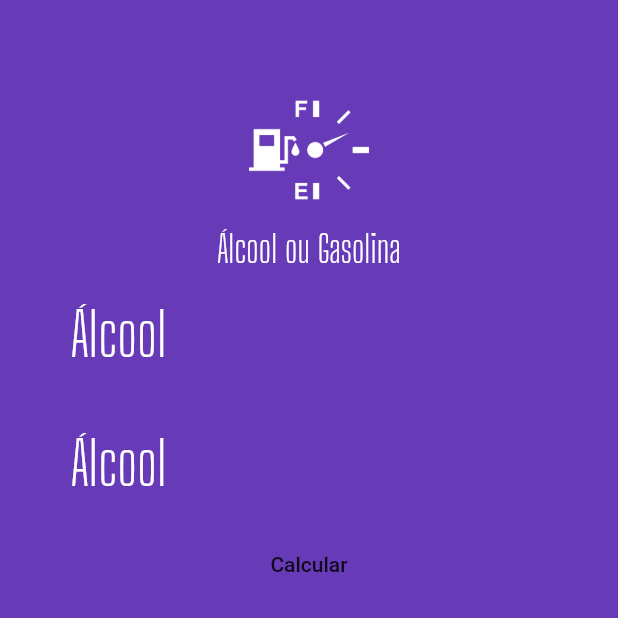
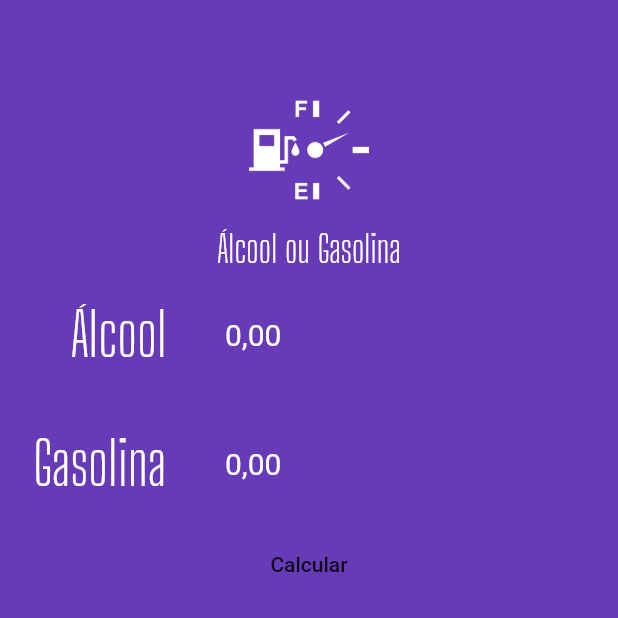
Before and after one commit to viniciusmorgado/alg, a Flutter app: the screen it shows after launch, on a phone screen of 412 x 824 dp, the top half of it. Run offline on Flutter 3.47's test engine with Material 2 defaults, Android fonts, the phone set to English and light mode, and no system bars; our stand-ins replace flutter_masked_text.

Commit message:
update controller widget of TextFormField

```diff
--- a/lib/widgets/input.widget.dart
+++ b/lib/widgets/input.widget.dart
@@ -1,6 +1,18 @@
 import 'package:flutter/material.dart';
+import 'package:flutter_masked_text/flutter_masked_text.dart';
 
 class Input extends StatelessWidget {
+  // O trecho a seguir serve para repassarmos informações para nossos widgets.
+  var label = "";
+  // Variavel control que recebe como valor o nosso método MoneyMaskedTextController() para gasolina
+  var ctrl = new MoneyMaskedTextController();
+
+  // Consultor da classe input, o parametro @required é o que definira as informações que devem ser passadas a função sempre que ele foi requisitado, ex: Input(Label: "Álcool", ctrl:"_gasCtrl");
+  Input({
+    @required this.label,
+    @required this.ctrl,
+  });
+
   @override
   Widget build(BuildContext context) {
     return Row(
@@ -13,7 +25,7 @@ class Input extends StatelessWidget {
           decoration: BoxDecoration(
               border: Border.all(color: Theme.of(context).primaryColor)),
           child: Text(
-            "Álcool",
+            label,
             style: TextStyle(
               color: Colors.white,
               fontSize: 40,
@@ -26,9 +38,10 @@ class Input extends StatelessWidget {
         ),
         Expanded(
           child: TextFormField(
-              controller: _gasCtrl,
+              controller: ctrl,
               keyboardType: TextInputType.number,
               style: TextStyle(
+                //Opacity(opacity: 0.0),
                 color: Colors.white,
                 fontSize: 20,
               ),
```
